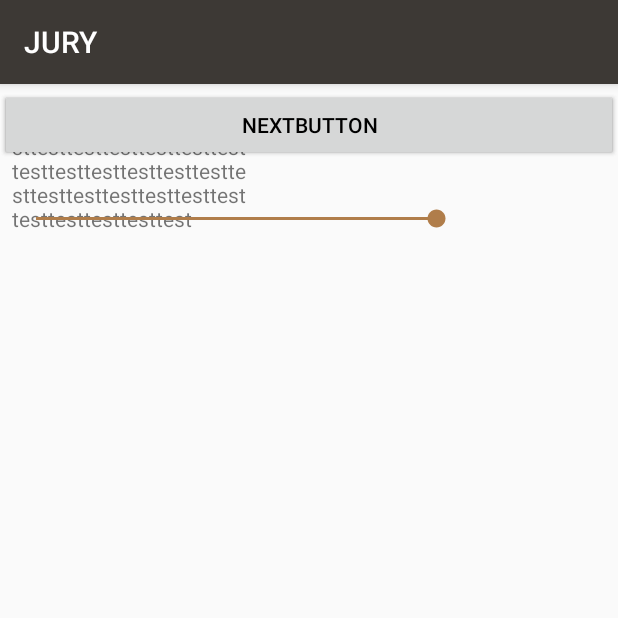
After one commit to asymptote-inc/Jury-new, an Android app: the GameActivity screen opened directly, with no data from a screen before it, on a phone screen of 412 x 824 dp, the top half of it. The commit adds this screen. Run offline under Robolectric (Android 15) with nearby library versions, the phone set to English and light mode, and no system bars; network calls fail.

Commit message:
game activity added

```diff
--- a/app/src/main/AndroidManifest.xml
+++ b/app/src/main/AndroidManifest.xml
@@ -19,5 +19,6 @@
         <activity android:name=".UserActivity" />
         <activity android:name=".TermsActivity" />
         <activity android:name=".InstructionsActivity" />
+        <activity android:name=".GameActivity" />
     </application>
 </manifest>
--- /dev/null
+++ b/app/src/main/java/com/androidtutorialpoint/androidlogin/GameActivity.java
@@ -0,0 +1,63 @@
+package com.androidtutorialpoint.androidlogin;
+
+import android.os.Bundle;
+import android.support.v7.app.AppCompatActivity;
+import android.util.Log;
+import android.view.View;
+import android.widget.Button;
+import android.widget.SeekBar;
+import android.widget.TextView;
+
+/**
+ * Created by sithi on 10/9/2017.
+ */
+
+public class GameActivity extends AppCompatActivity {
+
+    private static SeekBar toxicBar;
+    private static SeekBar identityHateBar;
+    private static SeekBar obsceneBar;
+    private static SeekBar insultBar;
+    private static SeekBar threatBar;
+    private static TextView questionDisplay;
+    private String[] questions;
+    private int questionID;
+
+    @Override
+    protected void onCreate(Bundle savedInstanceState) {
+        super.onCreate(savedInstanceState);
+        setContentView(R.layout.activity_game);
+        questionDisplay = (TextView)findViewById(R.id.textDisplay);
+
+        questions = new String[]{"What the fuck","Why the fuck","FuckOff"};
+    }
+
+    public void onNextClick(View v){
+        if (v.getId()== R.id.nextButton){
+            // Intent i  = new Intent( Home.this, PostJob.class);
+            //i.putExtra("User",user.toString());
+            //startActivity(i);
+            //setToxicBarColor();
+        }
+    }
+
+    public void onPreviousClick(View v){
+        if (v.getId()== R.id.previousButton){
+            // Intent i  = new Intent( Home.this, PostJob.class);
+            //i.putExtra("User",user.toString());
+            //startActivity(i);
+        }
+    }
+
+    public void getToxicBarLevel(){
+        toxicBar = (SeekBar)findViewById(R.id.obsceneBar);
+        int a = toxicBar.getProgress();
+
+        Log.d("AAAAAaa", Integer.toString(a));
+    }
+
+    public void setText(String text){
+        questionDisplay.setText(text);
+    }
+
+}
--- /dev/null
+++ b/app/src/main/res/layout/activity_game.xml
@@ -0,0 +1,44 @@
+<?xml version="1.0" encoding="utf-8"?>
+<RelativeLayout xmlns:android="http://schemas.android.com/apk/res/android"
+    android:orientation="vertical" android:layout_width="match_parent"
+    android:layout_height="match_parent">
+
+    <Button android:id="@+id/previousButton"
+        android:layout_width="fill_parent"
+        android:layout_height="wrap_content"
+        android:text="previousButton"
+        android:layout_marginTop="3dp"
+        android:textColor="@android:color/black"/>
+
+    <Button android:id="@+id/nextButton"
+        android:layout_width="fill_parent"
+        android:layout_height="wrap_content"
+        android:text="nextButton"
+        android:layout_marginTop="3dp"
+        android:textColor="@android:color/black"/>
+
+    <TextView
+        android:id="@+id/textDisplay"
+        android:layout_width="160dp"
+        android:layout_height="108dp"
+        android:layout_marginBottom="300dp"
+        android:layout_marginLeft="8dp"
+        android:layout_marginRight="8dp"
+        android:layout_marginTop="16dp"
+        android:text=" testtesttesttesttesttesttesttesttesttesttesttesttesttesttesttesttesttesttesttesttesttesttesttesttesttesttesttesttesttesttest"/>
+
+    <SeekBar
+        android:id="@+id/obsceneBar"
+        android:layout_width="299dp"
+        android:layout_height="19dp"
+        android:layout_marginLeft="8dp"
+        android:layout_marginRight="16dp"
+        android:max="3"
+        android:progress="3"
+
+        android:layout_marginBottom="40dp"
+
+        android:layout_marginTop="80dp"
+        />
+
+</RelativeLayout>
--- a/app/src/main/res/values/strings.xml
+++ b/app/src/main/res/values/strings.xml
@@ -26,4 +26,5 @@
     <string name="btn_confirm">Display</string>
 
 
+
 </resources>
```
Also changed, not shown: app/src/main/java/com/androidtutorialpoint/androidlogin/InstructionsActivity.java (+20 -1 lines), 1 other file.
